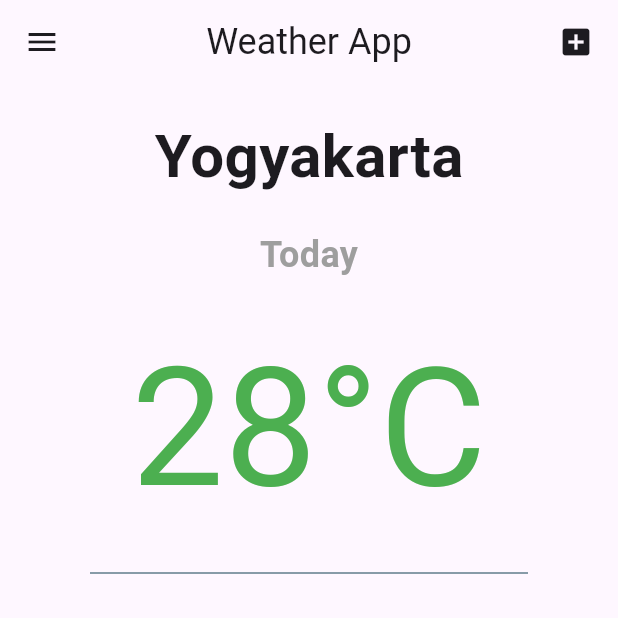
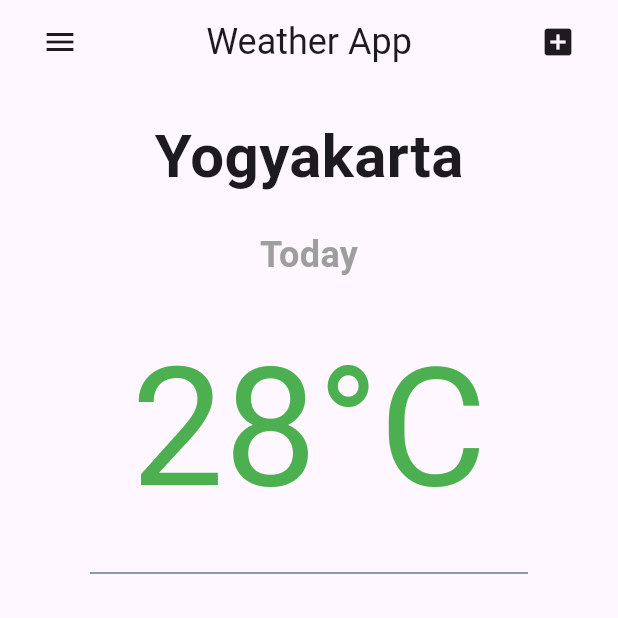
Before and after one commit to YusvanTriAtmojo/BasicLayout_0082, a Flutter app: the screen it shows after launch, on a phone screen of 412 x 824 dp, the top half of it. Run offline on Flutter 3.47's test engine with Material 3 defaults, Android fonts, the phone set to English and light mode, and no system bars.

Commit message:
Mengubah Icon menjadi IconButton

```diff
--- a/lib/main.dart
+++ b/lib/main.dart
@@ -31,9 +31,9 @@ class HomePage extends StatelessWidget {
       title: Row(
         mainAxisAlignment: MainAxisAlignment.spaceBetween,
         children: [
-          Icon(Icons.menu),
+          IconButton(icon: Icon(Icons.menu), onPressed: (){},),
           Text("Weather App", style: TextStyle(fontSize: 24)),
-          Icon(Icons.add_box),
+          IconButton(icon: Icon(Icons.add_box), onPressed: (){},),
         ],
       ),
     ),
```
